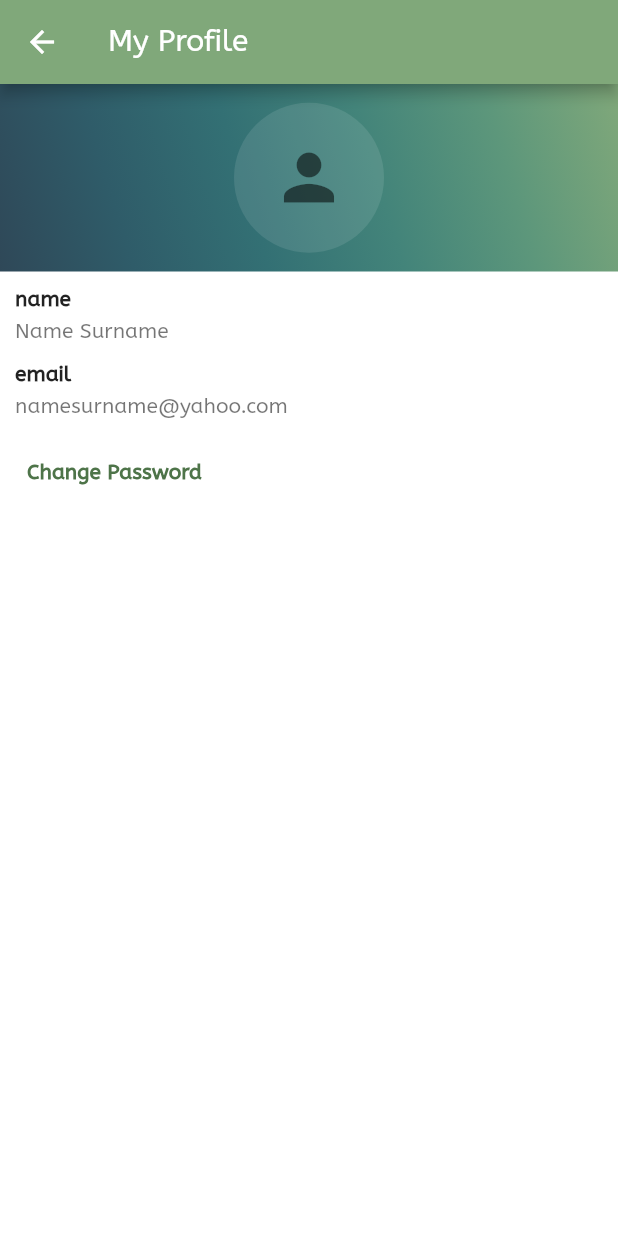
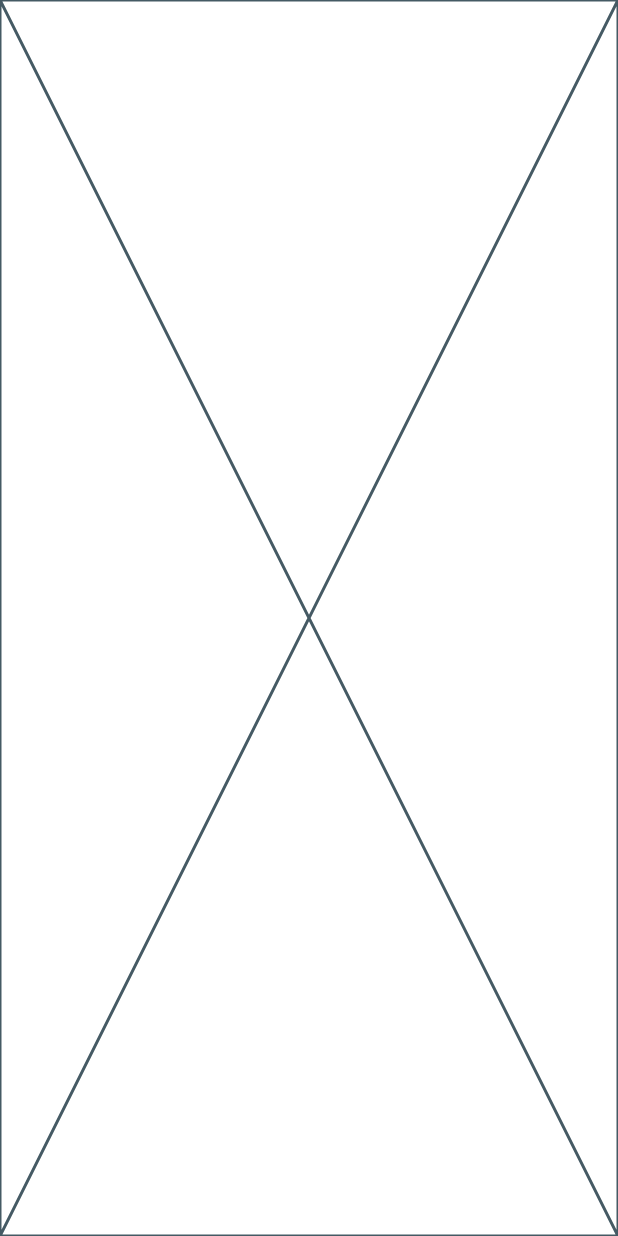
Before and after one commit to JamieLazer/Harvest-Application-Repo, a Flutter app: the ProfilePage screen opened by its route, after a tap on "Change Password", on a phone screen of 412 x 824 dp. Run offline on Flutter 3.47's test engine with Material 2 defaults, Android fonts, the phone set to English and light mode, and no system bars; our stand-ins replace email_validator, syncfusion_flutter_charts; missing offline and left inert: mailer, mysql1.

Commit message:
added ChangePasswordPage

```diff
--- a/lib/main.dart
+++ b/lib/main.dart
@@ -18,6 +18,7 @@ import 'views/SubtypePieChartPage.dart';
 import 'views/TypePieChartPage.dart';
 import 'views/WelcomePage.dart';
 import 'views/ProfilePage.dart';
+import 'views/ChangePasswordPage.dart';
 
 void main() {
   runApp(const MyApp());
@@ -35,6 +36,7 @@ class MyApp extends StatelessWidget {
         '/createAccount': (context) => const CreateAccountPage(),
         '/userGardens': (context) => const UserGardensPage(),
         '/profile': (context) => const ProfilePage(),
+        '/changePassword': (context) => const ChangePassword(),
         '/addGarden': (context) => const AddGardenPage(),
         '/loginPage': (context) => const LoginPage(),
         '/searchFoodPage': (context) => const SearchFoodPage(),
--- /dev/null
+++ b/lib/views/ChangePasswordPage.dart
@@ -0,0 +1,15 @@
+import 'package:flutter/material.dart';
+
+class ChangePassword extends StatefulWidget {
+  const ChangePassword({super.key});
+
+  @override
+  State<ChangePassword> createState() => _ChangePasswordState();
+}
+
+class _ChangePasswordState extends State<ChangePassword> {
+  @override
+  Widget build(BuildContext context) {
+    return const Placeholder();
+  }
+}
--- a/lib/views/ProfilePage.dart
+++ b/lib/views/ProfilePage.dart
@@ -4,7 +4,7 @@ import '../styles.dart';
 import 'WelcomePage.dart';
 import '../Arguments/UserInfoArguments.dart';
 import '../ConnectionSettings.dart';
-import 'NewPasswordPage.dart';
+import './ChangePasswordPage.dart';
 
 List userNames = [];
 List gardens = [];
@@ -132,7 +132,7 @@ class ProfilePage extends StatelessWidget {
 
                       TextButton(
                         onPressed: () {
-                          Navigator.pushNamed(context, '/changepassword');
+                          Navigator.pushNamed(context, '/changePassword');
                         },
                         child: Text(
                           'Change Password',
```
